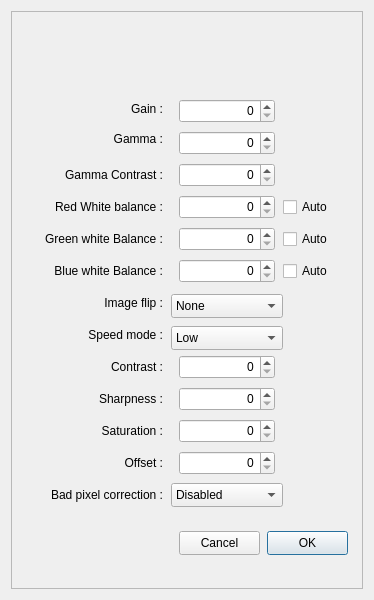
Above: SVBonyCamera.ui from rpineau/SVBony before the change. Below: the same form after it.
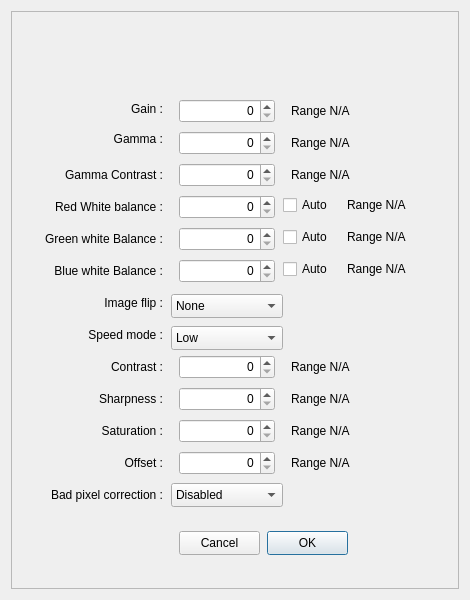
That is the form after the change. Icons and pictures are not drawn. Custom widgets are drawn as their Qt base class.

Commit message: Made some UI improvments. Separated camera setting to store them for each cameara serial.

Diff of the .ui file:
```diff
--- a/SVBonyCamera.ui
+++ b/SVBonyCamera.ui
@@ -6,19 +6,19 @@
    <rect>
     <x>0</x>
     <y>0</y>
-    <width>374</width>
+    <width>470</width>
     <height>600</height>
    </rect>
   </property>
   <property name="minimumSize">
    <size>
-    <width>374</width>
+    <width>470</width>
     <height>600</height>
    </size>
   </property>
   <property name="maximumSize">
    <size>
-    <width>374</width>
+    <width>470</width>
     <height>600</height>
    </size>
   </property>
@@ -394,8 +394,8 @@
      <widget class="QLabel" name="label_logo">
       <property name="geometry">
        <rect>
-        <x>44</x>
-        <y>8</y>
+        <x>96</x>
+        <y>0</y>
         <width>264</width>
         <height>64</height>
        </rect>
@@ -463,7 +463,7 @@
       <property name="geometry">
        <rect>
         <x>272</x>
-        <y>186</y>
+        <y>184</y>
         <width>56</width>
         <height>20</height>
        </rect>
@@ -476,7 +476,7 @@
       <property name="geometry">
        <rect>
         <x>272</x>
-        <y>218</y>
+        <y>216</y>
         <width>56</width>
         <height>20</height>
        </rect>
@@ -489,7 +489,7 @@
       <property name="geometry">
        <rect>
         <x>272</x>
-        <y>250</y>
+        <y>248</y>
         <width>56</width>
         <height>20</height>
        </rect>
@@ -534,6 +534,136 @@
        </property>
       </item>
      </widget>
+     <widget class="QLabel" name="RwbRange">
+      <property name="geometry">
+       <rect>
+        <x>336</x>
+        <y>184</y>
+        <width>104</width>
+        <height>20</height>
+       </rect>
+      </property>
+      <property name="text">
+       <string>Range N/A</string>
+      </property>
+     </widget>
+     <widget class="QLabel" name="BwbRange">
+      <property name="geometry">
+       <rect>
+        <x>336</x>
+        <y>248</y>
+        <width>104</width>
+        <height>20</height>
+       </rect>
+      </property>
+      <property name="text">
+       <string>Range N/A</string>
+      </property>
+     </widget>
+     <widget class="QLabel" name="GwbRange">
+      <property name="geometry">
+       <rect>
+        <x>336</x>
+        <y>216</y>
+        <width>104</width>
+        <height>20</height>
+       </rect>
+      </property>
+      <property name="text">
+       <string>Range N/A</string>
+      </property>
+     </widget>
+     <widget class="QLabel" name="gainRange">
+      <property name="geometry">
+       <rect>
+        <x>280</x>
+        <y>88</y>
+        <width>112</width>
+        <height>24</height>
+       </rect>
+      </property>
+      <property name="text">
+       <string>Range N/A</string>
+      </property>
+     </widget>
+     <widget class="QLabel" name="offsetRange">
+      <property name="geometry">
+       <rect>
+        <x>280</x>
+        <y>440</y>
+        <width>112</width>
+        <height>24</height>
+       </rect>
+      </property>
+      <property name="text">
+       <string>Range N/A</string>
+      </property>
+     </widget>
+     <widget class="QLabel" name="gammaRange">
+      <property name="geometry">
+       <rect>
+        <x>280</x>
+        <y>120</y>
+        <width>112</width>
+        <height>24</height>
+       </rect>
+      </property>
+      <property name="text">
+       <string>Range N/A</string>
+      </property>
+     </widget>
+     <widget class="QLabel" name="gammaContrastRange">
+      <property name="geometry">
+       <rect>
+        <x>280</x>
+        <y>152</y>
+        <width>112</width>
+        <height>24</height>
+       </rect>
+      </property>
+      <property name="text">
+       <string>Range N/A</string>
+      </property>
+     </widget>
+     <widget class="QLabel" name="contrastRange">
+      <property name="geometry">
+       <rect>
+        <x>280</x>
+        <y>344</y>
+        <width>112</width>
+        <height>24</height>
+       </rect>
+      </property>
+      <property name="text">
+       <string>Range N/A</string>
+      </property>
+     </widget>
+     <widget class="QLabel" name="sharpnessRange">
+      <property name="geometry">
+       <rect>
+        <x>280</x>
+        <y>376</y>
+        <width>112</width>
+        <height>24</height>
+       </rect>
+      </property>
+      <property name="text">
+       <string>Range N/A</string>
+      </property>
+     </widget>
+     <widget class="QLabel" name="saturationRange">
+      <property name="geometry">
+       <rect>
+        <x>280</x>
+        <y>408</y>
+        <width>112</width>
+        <height>24</height>
+       </rect>
+      </property>
+      <property name="text">
+       <string>Range N/A</string>
+      </property>
+     </widget>
     </widget>
    </item>
   </layout>
```
The commit also changes 4 other files.
